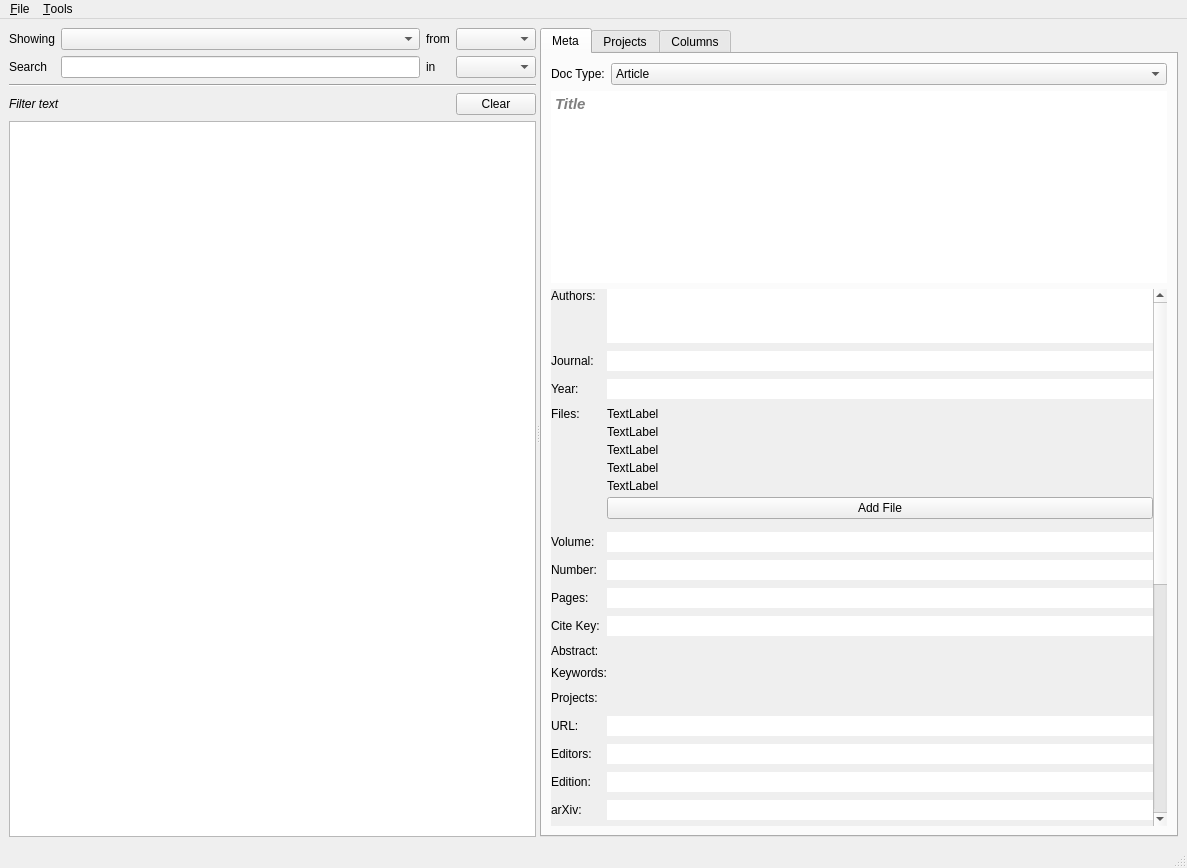
Old version of the form lib/layout_main.ui in the repository elansegarra/ArDa.
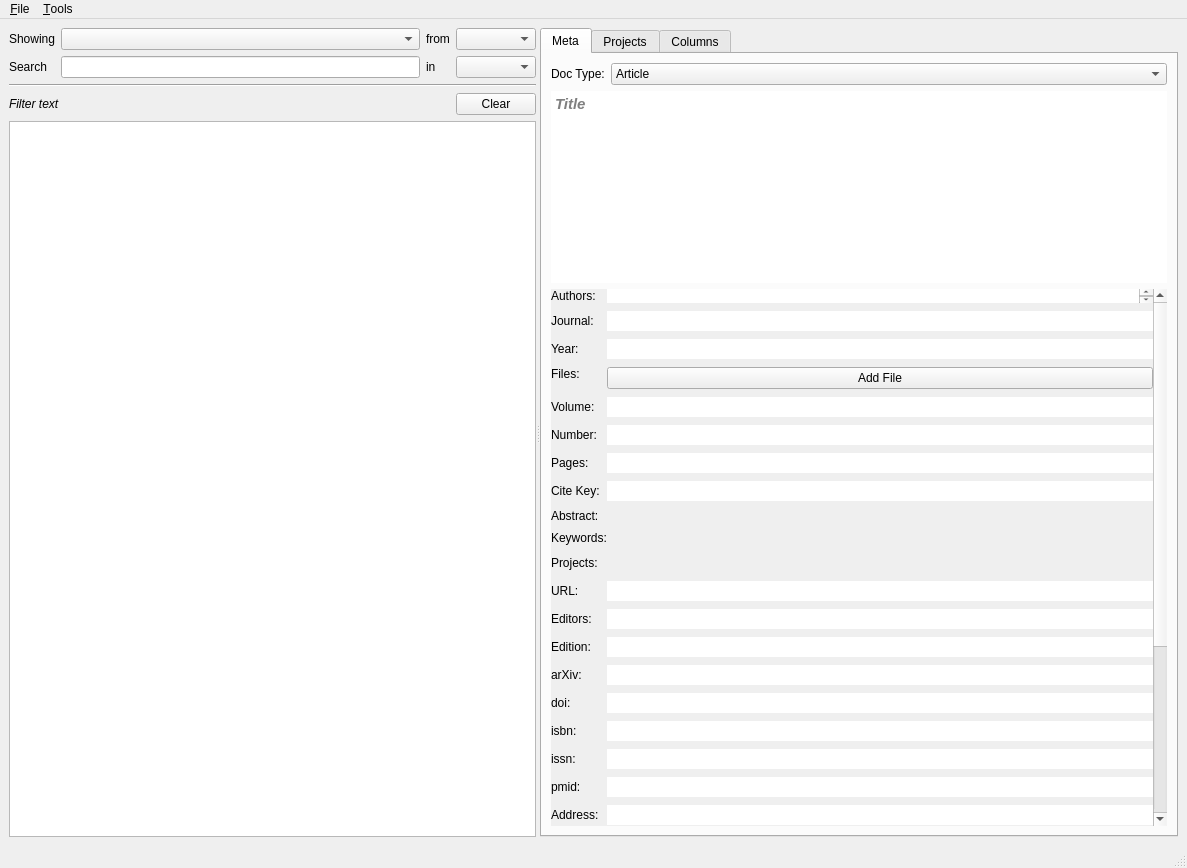
New version of the form.

Commit message: Implemented and used QLabelElided for file paths (though also turned off for now due to lack of hyperlinks).

What changed in the file:
```diff
--- a/lib/layout_main.ui
+++ b/lib/layout_main.ui
@@ -250,7 +250,7 @@
               <x>0</x>
               <y>0</y>
               <width>588</width>
-              <height>996</height>
+              <height>826</height>
              </rect>
             </property>
             <property name="sizePolicy">
@@ -389,89 +389,6 @@
                  <property name="spacing">
                   <number>4</number>
                  </property>
-                 <item>
-                  <widget class="QLabel" name="label_meta_path_1">
-                   <property name="sizePolicy">
-                    <sizepolicy hsizetype="Expanding" vsizetype="Preferred">
-                     <horstretch>0</horstretch>
-                     <verstretch>0</verstretch>
-                    </sizepolicy>
-                   </property>
-                   <property name="text">
-                    <string>TextLabel</string>
-                   </property>
-                   <property name="scaledContents">
-                    <bool>true</bool>
-                   </property>
-                   <property name="wordWrap">
-                    <bool>true</bool>
-                   </property>
-                  </widget>
-                 </item>
-                 <item>
-                  <widget class="QLabel" name="label_meta_path_2">
-                   <property name="sizePolicy">
-                    <sizepolicy hsizetype="Expanding" vsizetype="Preferred">
-                     <horstretch>0</horstretch>
-                     <verstretch>0</verstretch>
-                    </sizepolicy>
-                   </property>
-                   <property name="text">
-                    <string>TextLabel</string>
-                   </property>
-                   <property name="wordWrap">
-                    <bool>true</bool>
-                   </property>
-                  </widget>
-                 </item>
-                 <item>
-                  <widget class="QLabel" name="label_meta_path_3">
-                   <property name="sizePolicy">
-                    <sizepolicy hsizetype="Expanding" vsizetype="Preferred">
-                     <horstretch>0</horstretch>
-                     <verstretch>0</verstretch>
-                    </sizepolicy>
-                   </property>
-                   <property name="text">
-                    <string>TextLabel</string>
-                   </property>
-                   <property name="wordWrap">
-                    <bool>true</bool>
-                   </property>
-                  </widget>
-                 </item>
-                 <item>
-                  <widget class="QLabel" name="label_meta_path_4">
-                   <property name="sizePolicy">
-                    <sizepolicy hsizetype="Expanding" vsizetype="Preferred">
-                     <horstretch>0</horstretch>
-                     <verstretch>0</verstretch>
-                    </sizepolicy>
-                   </property>
-                   <property name="text">
-                    <string>TextLabel</string>
-                   </property>
-                   <property name="wordWrap">
-                    <bool>true</bool>
-                   </property>
-                  </widget>
-                 </item>
-                 <item>
-                  <widget class="QLabel" name="label_meta_path_5">
-                   <property name="sizePolicy">
-                    <sizepolicy hsizetype="Expanding" vsizetype="Preferred">
-                     <horstretch>0</horstretch>
-                     <verstretch>0</verstretch>
-                    </sizepolicy>
-                   </property>
-                   <property name="text">
-                    <string>TextLabel</string>
-                   </property>
-                   <property name="wordWrap">
-                    <bool>true</bool>
-                   </property>
-                  </widget>
-                 </item>
                  <item>
                   <widget class="QPushButton" name="pushButton_AddFile">
                    <property name="sizePolicy">
```
The commit also changes 3 other files.
